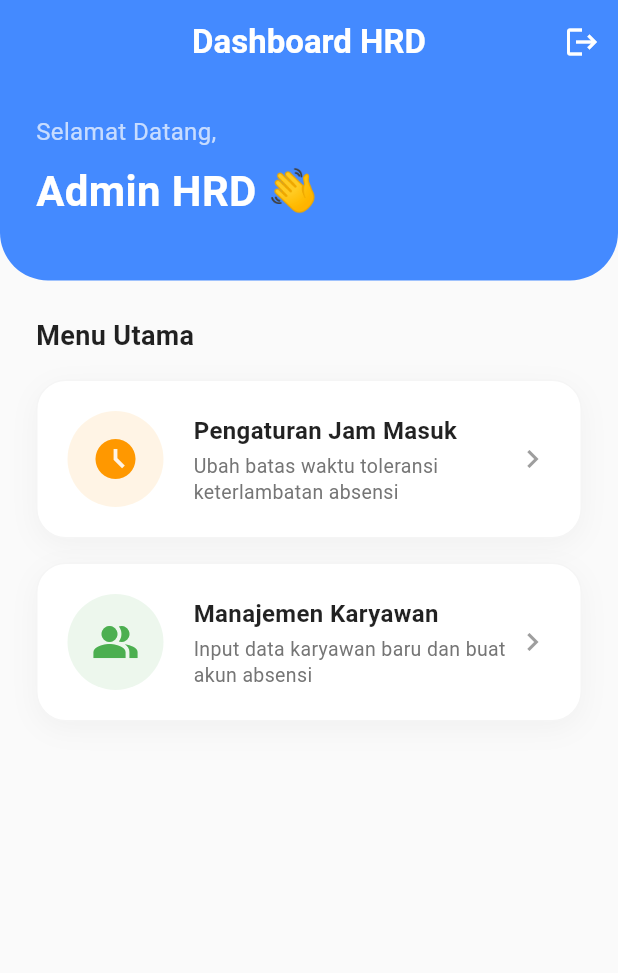
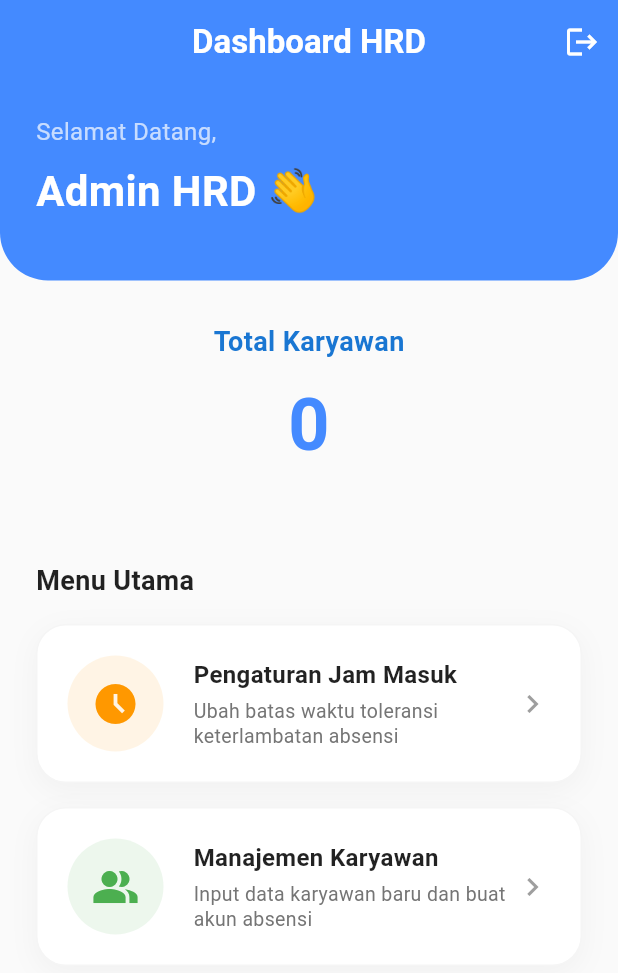
Before and after one commit to fikrirafim/attendify, a Flutter app: the HRDashboard screen opened directly, on a phone screen of 412 x 824 dp. Shown: the top 973 px of the screen. Run offline on Flutter 3.47's test engine with Material 3 defaults, Android fonts, the phone set to English and light mode, and no system bars; our stand-ins replace camera, cloud_firestore, firebase_auth, firebase_core, geolocator, table_calendar; accounts and stored records are empty.

Commit message:
Add total karyawan display in HR dashboard

```diff
--- a/lib/hr_dashboard.dart
+++ b/lib/hr_dashboard.dart
@@ -1,5 +1,6 @@
 import 'package:flutter/material.dart';
 import 'package:firebase_auth/firebase_auth.dart';
+import 'package:cloud_firestore/cloud_firestore.dart';
 import 'login_page.dart';
 import 'manage_employee_page.dart';
 import 'setting_jam_page.dart';
@@ -49,6 +50,37 @@ class HRDashboard extends StatelessWidget {
                 ],
               ),
             ),
+            const SizedBox(height: 28),
+            StreamBuilder<QuerySnapshot>(
+              stream: FirebaseFirestore.instance.collection('users').where('role', isEqualTo: 'karyawan').snapshots(),
+              builder: (context, snapshot) {
+                if (snapshot.connectionState == ConnectionState.waiting) {
+                  return const Center(child: CircularProgressIndicator(color: Colors.white));
+                }
+
+                final int totalKaryawan = snapshot.hasData ? snapshot.data!.docs.length : 0;
+
+                return Column(
+                  crossAxisAlignment: CrossAxisAlignment.center,
+                  children: [
+                    Center(
+                      child: Text(
+                        'Total Karyawan',
+                        style: TextStyle(fontSize: 18, color: Colors.blue[700], fontWeight: FontWeight.w600),
+                      ),
+                    ),
+                    const SizedBox(height: 8),
+                    Center(
+                      child: Text(
+                        totalKaryawan.toString(),
+                        style: const TextStyle(fontSize: 48, fontWeight: FontWeight.bold, color: Colors.blueAccent),
+                      ),
+                    ),
+                  ],
+                );
+              },
+            ),
+            const SizedBox(height: 32),
 
             // Menu Cards
             Padding(
```
